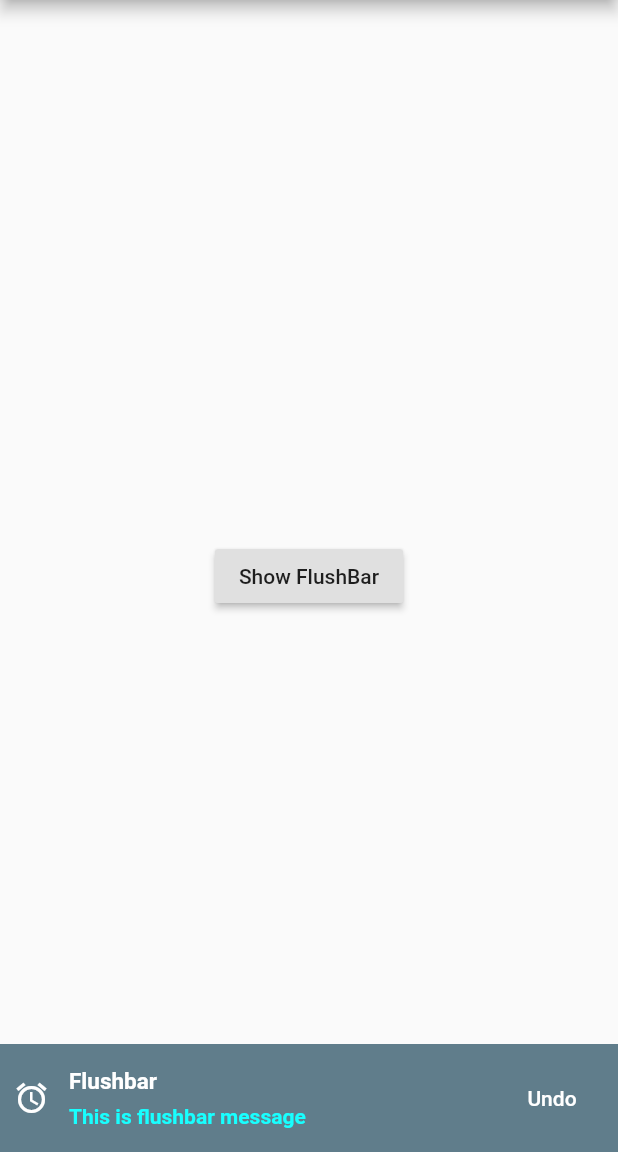
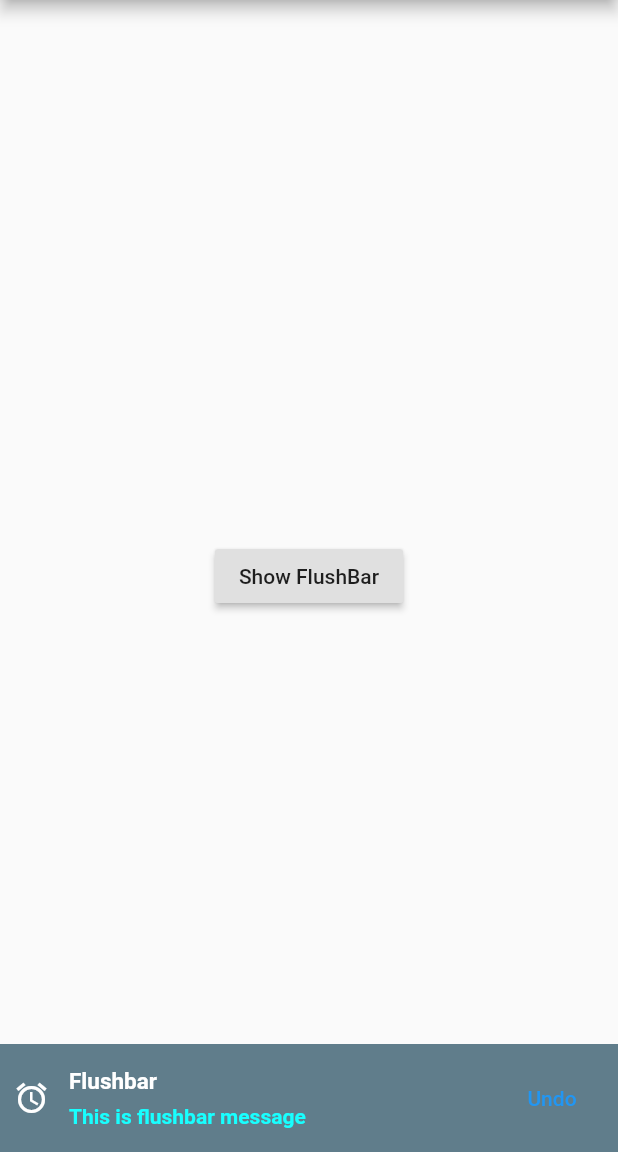
Before and after one commit to aceead/widgetadvanced, a Flutter app: the screen it shows after launch, after a tap on "Show FlushBar", on a phone screen of 412 x 824 dp, the part 84-1236 px from its top. Run offline on Flutter 3.47's test engine with Material 2 defaults, Android fonts, the phone set to English and light mode, and no system bars; our stand-ins replace flushbar, toast.

```diff
--- a/lib/main.dart
+++ b/lib/main.dart
@@ -44,7 +44,7 @@ class _MyHomePageState extends State<MyHomePage> {
           onPressed: () {
             Flushbar(
               mainButton: FlatButton(
-                child: Text('Undo', style: TextStyle(color: Colors.white)),
+                child: Text('Undo', style: TextStyle(color: Colors.blue)),
                 onPressed: () {},
               ),
               icon: Icon(
```
Also changed, not shown: 1 other file.
